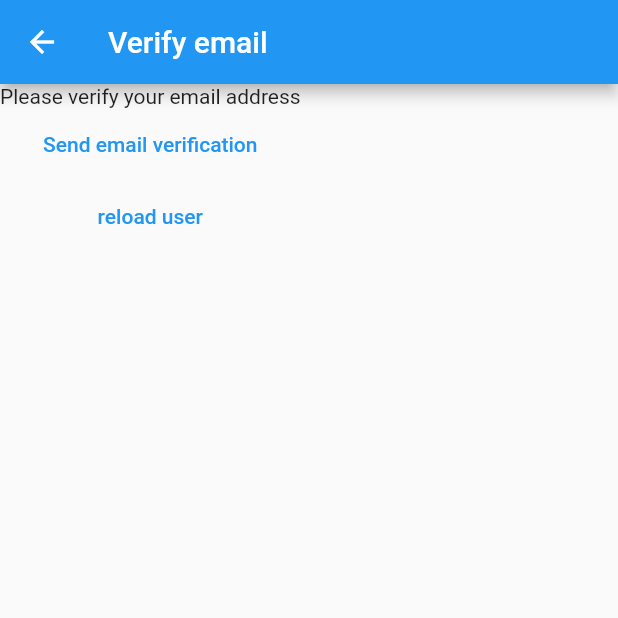
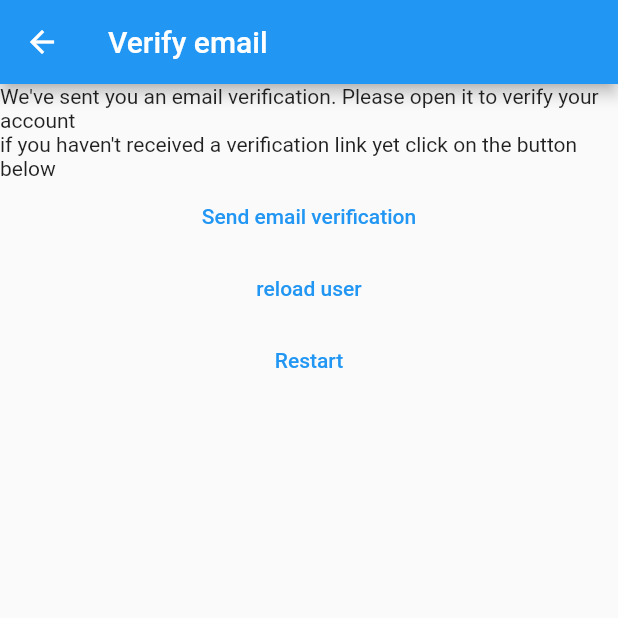
Before and after one commit to nicholasovunda/notebook, a Flutter app: the VerifyEmailView screen opened directly, on a phone screen of 412 x 824 dp, the top half of it. Run offline on Flutter 3.47's test engine with Material 2 defaults, Android fonts, the phone set to English and light mode, and no system bars; our stand-ins replace firebase_auth, firebase_core; accounts and stored records are empty.

Commit message:
fixed navigation issues

```diff
--- a/lib/constants/routes.dart
+++ b/lib/constants/routes.dart
@@ -1,3 +1,4 @@
 const loginRoutes = '/login';
 const registerRoutes = '/register';
 const notesRoutes = '/notes';
+const verifyEmailRoute = '/verify-email';
--- a/lib/main.dart
+++ b/lib/main.dart
@@ -22,6 +22,7 @@ void main() {
         loginRoutes: (context) => const LoginView(),
         registerRoutes: (context) => const RegisterView(),
         notesRoutes: (context) => const NotesView(),
+        verifyEmailRoute: (context) => const VerifyEmailView(),
       },
     ),
   );
--- a/lib/views/verify_email_view.dart
+++ b/lib/views/verify_email_view.dart
@@ -1,5 +1,6 @@
 import 'package:firebase_auth/firebase_auth.dart';
 import 'package:flutter/material.dart';
+import 'package:todo_app/constants/routes.dart';
 
 class VerifyEmailView extends StatefulWidget {
   const VerifyEmailView({super.key});
@@ -16,7 +17,10 @@ class _VerifyEmailViewState extends State<VerifyEmailView> {
       ),
       body: Column(
         children: [
-          const Text('Please verify your email address'),
+          const Text(
+              "We've sent you an email verification. Please open it to verify your account"),
+          const Text(
+              "if you haven't received a verification link yet click on the button below"),
           TextButton(
             onPressed: () async {
               final user = FirebaseAuth.instance.currentUser;
@@ -25,10 +29,20 @@ class _VerifyEmailViewState extends State<VerifyEmailView> {
             child: const Text('Send email verification'),
           ),
           TextButton(
-              onPressed: () async {
-                await FirebaseAuth.instance.currentUser?.reload();
-              },
-              child: const Text('reload user'))
+            onPressed: () async {
+              await FirebaseAuth.instance.currentUser?.reload();
+            },
+            child: const Text('reload user'),
+          ),
+          TextButton(
+            onPressed: () async {
+              await FirebaseAuth.instance.signOut();
+
+              Navigator.of(context)
+                  .pushNamedAndRemoveUntil(registerRoutes, (route) => false);
+            },
+            child: const Text('Restart'),
+          ),
         ],
       ),
     );
```
Also changed, not shown: lib/utilities/show_error_dialog.dart (added, +23 -0 lines), lib/views/login_view.dart (+24 -27 lines), lib/views/register_view.dart (+7 -6 lines).
